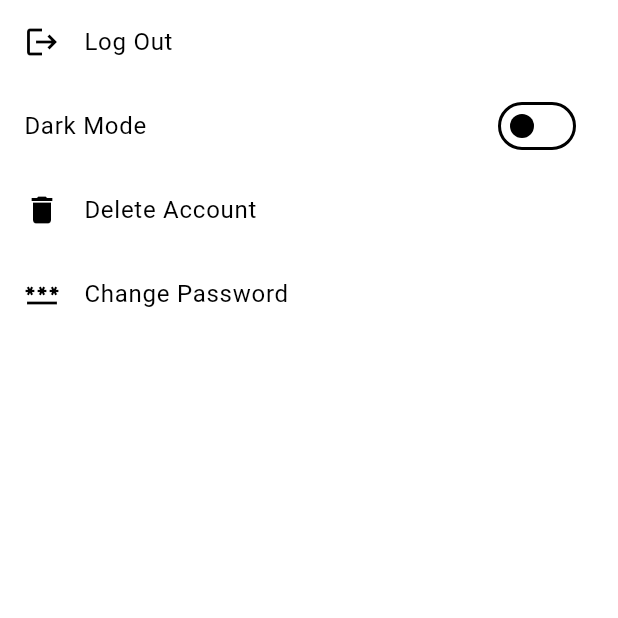
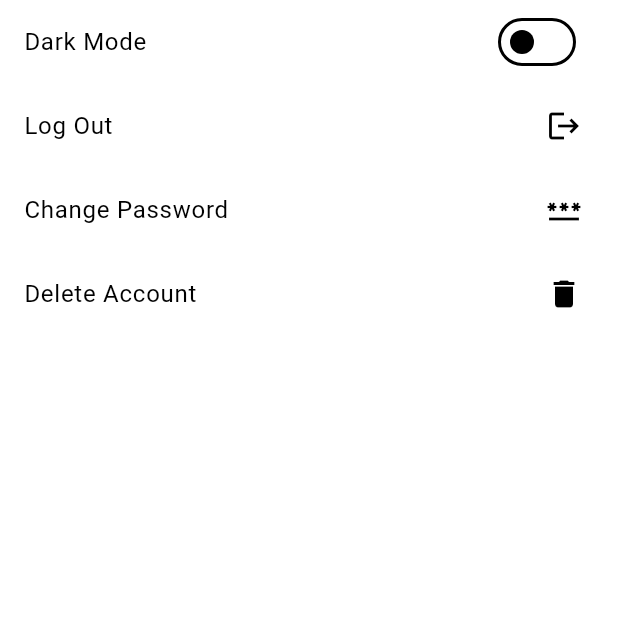
Before and after one commit to daniel-bernet/shoppyList_mobileApplication, a Flutter app: the UserPage screen opened by its route, on a phone screen of 412 x 824 dp, the top half of it. Run offline on Flutter 3.47's test engine with Material 3 defaults, Android fonts, the phone set to English and light mode, and no system bars; our stand-ins replace firebase_auth, firebase_core; accounts and stored records are empty.

Commit message:
updated user page
changed order of options on user page

```diff
--- a/lib/screens/user_page.dart
+++ b/lib/screens/user_page.dart
@@ -41,11 +41,6 @@ class _UserPageState extends State<UserPage> {
     return Scaffold(
       body: ListView(
         children: [
-          ListTile(
-            leading: const Icon(Icons.logout),
-            title: const Text(AppStrings.logOut),
-            onTap: _logOut,
-          ),
           SwitchListTile(
             title: const Text(AppStrings.darkMode),
             value: isDarkMode,
@@ -56,14 +51,19 @@ class _UserPageState extends State<UserPage> {
             },
           ),
           ListTile(
-            leading: const Icon(Icons.delete),
+            trailing: const Icon(Icons.logout),
+            title: const Text(AppStrings.logOut),
+            onTap: _logOut,
+          ),
+          ListTile(
+            trailing: const Icon(Icons.password),
+            title: const Text(AppStrings.changePassword),
+            onTap: _changePassword,
+          ),
+          ListTile(
+            trailing: const Icon(Icons.delete),
             title: const Text(AppStrings.deleteAccount),
             onTap: _deleteAccount,
-          ),
-          ListTile(
-            leading: const Icon(Icons.password),
-            title: const Text(AppStrings.changePassword),
-            onTap: _changePassword,
           ),
         ],
       ),
```
Also changed, not shown: assets/images/logo_color.png (added).
